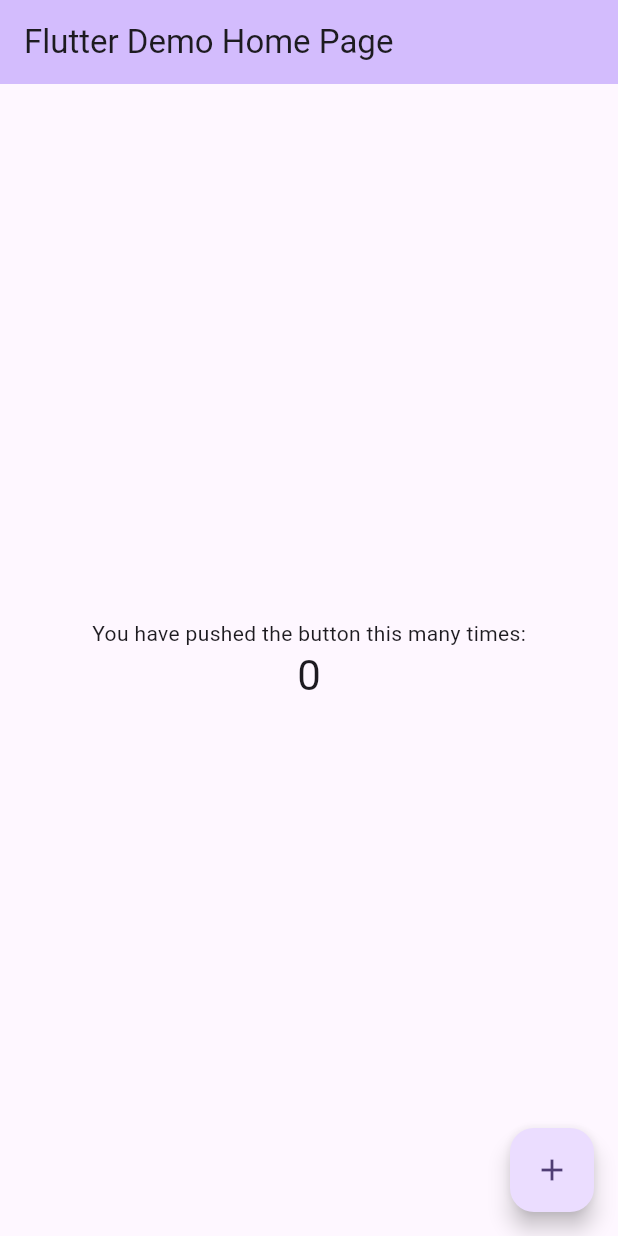
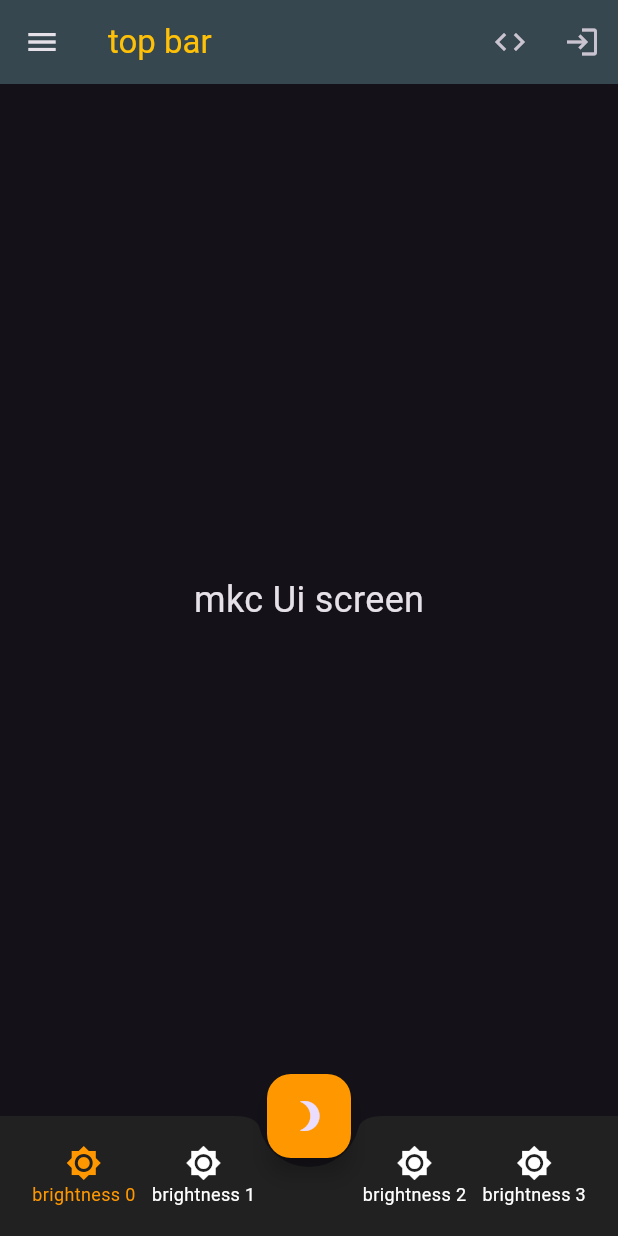
Before and after one commit to Tushar-sketch-bit/flying_colors, a Flutter app: the screen it shows after launch, on a phone screen of 412 x 824 dp. Run offline on Flutter 3.47's test engine with Material 3 defaults, Android fonts, the phone set to English and light mode, and no system bars; Roboto replaces fonts that are missing (arial).

Commit message:
ui process started

```diff
--- a/project/lib/main.dart
+++ b/project/lib/main.dart
@@ -1,4 +1,5 @@
 import 'package:flutter/material.dart';
+import 'package:url_launcher/url_launcher.dart';
 
 void main() {
   runApp(const MyApp());
@@ -11,112 +12,86 @@ class MyApp extends StatelessWidget {
   @override
   Widget build(BuildContext context) {
     return MaterialApp(
-      title: 'Flutter Demo',
-      theme: ThemeData(
-        // This is the theme of your application.
-        //
-        // TRY THIS: Try running your application with "flutter run". You'll see
-        // the application has a purple toolbar. Then, without quitting the app,
-        // try changing the seedColor in the colorScheme below to Colors.green
-        // and then invoke "hot reload" (save your changes or press the "hot
-        // reload" button in a Flutter-supported IDE, or press "r" if you used
-        // the command line to start the app).
-        //
-        // Notice that the counter didn't reset back to zero; the application
-        // state is not lost during the reload. To reset the state, use hot
-        // restart instead.
-        //
-        // This works for code too, not just values: Most code changes can be
-        // tested with just a hot reload.
-        colorScheme: ColorScheme.fromSeed(seedColor: Colors.deepPurple),
-      ),
-      home: const MyHomePage(title: 'Flutter Demo Home Page'),
+      title: 'MKC UI',
+      theme: ThemeData.dark(),
+      // theme: ThemeData(),
+      home: MyHomePage(),
     );
   }
 }
 
-class MyHomePage extends StatefulWidget {
-  const MyHomePage({super.key, required this.title});
-
-  // This widget is the home page of your application. It is stateful, meaning
-  // that it has a State object (defined below) that contains fields that affect
-  // how it looks.
-
-  // This class is the configuration for the state. It holds the values (in this
-  // case the title) provided by the parent (in this case the App widget) and
-  // used by the build method of the State. Fields in a Widget subclass are
-  // always marked "final".
-
-  final String title;
-
-  @override
-  State<MyHomePage> createState() => _MyHomePageState();
-}
-
-class _MyHomePageState extends State<MyHomePage> {
-  int _counter = 0;
-
-  void _incrementCounter() {
-    setState(() {
-      // This call to setState tells the Flutter framework that something has
-      // changed in this State, which causes it to rerun the build method below
-      // so that the display can reflect the updated values. If we changed
-      // _counter without calling setState(), then the build method would not be
-      // called again, and so nothing would appear to happen.
-      _counter++;
-    });
+class MyHomePage extends StatelessWidget {
+  const MyHomePage({super.key});
+  void openLink() async {
+    final Uri url = Uri.parse("https://github.com/Tushar-sketch-bit");
+    if (await canLaunchUrl(url)) {
+      await launchUrl(url);
+    }
   }
 
   @override
   Widget build(BuildContext context) {
-    // This method is rerun every time setState is called, for instance as done
-    // by the _incrementCounter method above.
-    //
-    // The Flutter framework has been optimized to make rerunning build methods
-    // fast, so that you can just rebuild anything that needs updating rather
-    // than having to individually change instances of widgets.
     return Scaffold(
       appBar: AppBar(
-        // TRY THIS: Try changing the color here to a specific color (to
-        // Colors.amber, perhaps?) and trigger a hot reload to see the AppBar
-        // change color while the other colors stay the same.
-        backgroundColor: Theme.of(context).colorScheme.inversePrimary,
-        // Here we take the value from the MyHomePage object that was created by
-        // the App.build method, and use it to set our appbar title.
-        title: Text(widget.title),
+        shape: RoundedRectangleBorder(),
+        backgroundColor: Colors.blueGrey[800],
+        leading: Icon(Icons.menu),
+        title: Text("top bar", style: TextStyle(color: Colors.amber)),
+        actions: [
+          Row(
+            mainAxisSize: MainAxisSize.min,
+            mainAxisAlignment: MainAxisAlignment.spaceAround,
+            children: [
+              IconButton(icon: Icon(Icons.code), onPressed: openLink),
+              IconButton(icon: Icon(Icons.login), onPressed: () {}),
+            ],
+          ),
+        ],
       ),
       body: Center(
-        // Center is a layout widget. It takes a single child and positions it
-        // in the middle of the parent.
-        child: Column(
-          // Column is also a layout widget. It takes a list of children and
-          // arranges them vertically. By default, it sizes itself to fit its
-          // children horizontally, and tries to be as tall as its parent.
-          //
-          // Column has various properties to control how it sizes itself and
-          // how it positions its children. Here we use mainAxisAlignment to
-          // center the children vertically; the main axis here is the vertical
-          // axis because Columns are vertical (the cross axis would be
-          // horizontal).
-          //
-          // TRY THIS: Invoke "debug painting" (choose the "Toggle Debug Paint"
-          // action in the IDE, or press "p" in the console), to see the
-          // wireframe for each widget.
-          mainAxisAlignment: MainAxisAlignment.center,
-          children: <Widget>[
-            const Text('You have pushed the button this many times:'),
-            Text(
-              '$_counter',
-              style: Theme.of(context).textTheme.headlineMedium,
-            ),
+        child: Text(
+          "mkc Ui screen",
+          style: TextStyle(fontSize: 24, fontFamily: 'arial'),
+        ),
+      ),
+      bottomNavigationBar: BottomAppBar(
+        shape: CircularNotchedRectangle(),
+        notchMargin: 6.0,
+        color: Colors.grey[900],
+        child: Row(
+          mainAxisAlignment: MainAxisAlignment.spaceAround,
+          children: [
+            navItem(Icons.brightness_high, "brightness 0", true),
+            navItem(Icons.brightness_high, "brightness 1", false),
+            SizedBox(width: 50),
+            navItem(Icons.brightness_high, "brightness 2", false),
+            navItem(Icons.brightness_high, "brightness 3", false),
           ],
         ),
       ),
       floatingActionButton: FloatingActionButton(
-        onPressed: _incrementCounter,
-        tooltip: 'Increment',
-        child: const Icon(Icons.add),
-      ), // This trailing comma makes auto-formatting nicer for build methods.
+        onPressed: () {},
+        backgroundColor: Colors.orange,
+        child: Icon(Icons.brightness_3),
+      ),
+      floatingActionButtonLocation: FloatingActionButtonLocation.centerDocked,
+    );
+  }
+
+  Widget navItem(IconData icon, String label, bool isSelected) {
+    return Column(
+      mainAxisSize: MainAxisSize.min,
+      mainAxisAlignment: MainAxisAlignment.center,
+      children: [
+        Icon(icon, color: isSelected ? Colors.orange : Colors.white),
+        Text(
+          label,
+          style: TextStyle(
+            color: isSelected ? Colors.orange : Colors.white,
+            fontSize: 12,
+          ),
+        ),
+      ],
     );
   }
 }
--- a/project/pubspec.yaml
+++ b/project/pubspec.yaml
@@ -30,7 +30,7 @@ environment:
 dependencies:
   flutter:
     sdk: flutter
-
+  url_launcher: ^6.3.1
   # The following adds the Cupertino Icons font to your application.
   # Use with the CupertinoIcons class for iOS style icons.
   cupertino_icons: ^1.0.8
```
Also changed, not shown: project/lib/login_page.dart (added), project/lib/tabs/first_tab.dart (added), project/lib/tabs/second_tab.dart (added), project/pubspec.lock, 5 other files.
